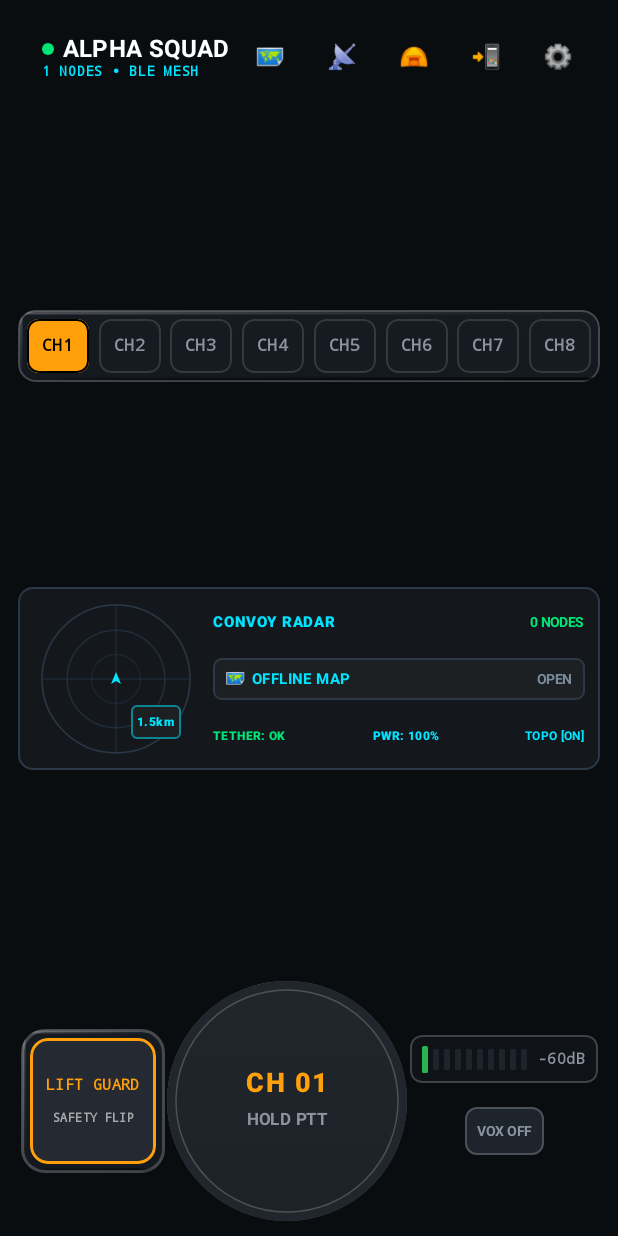
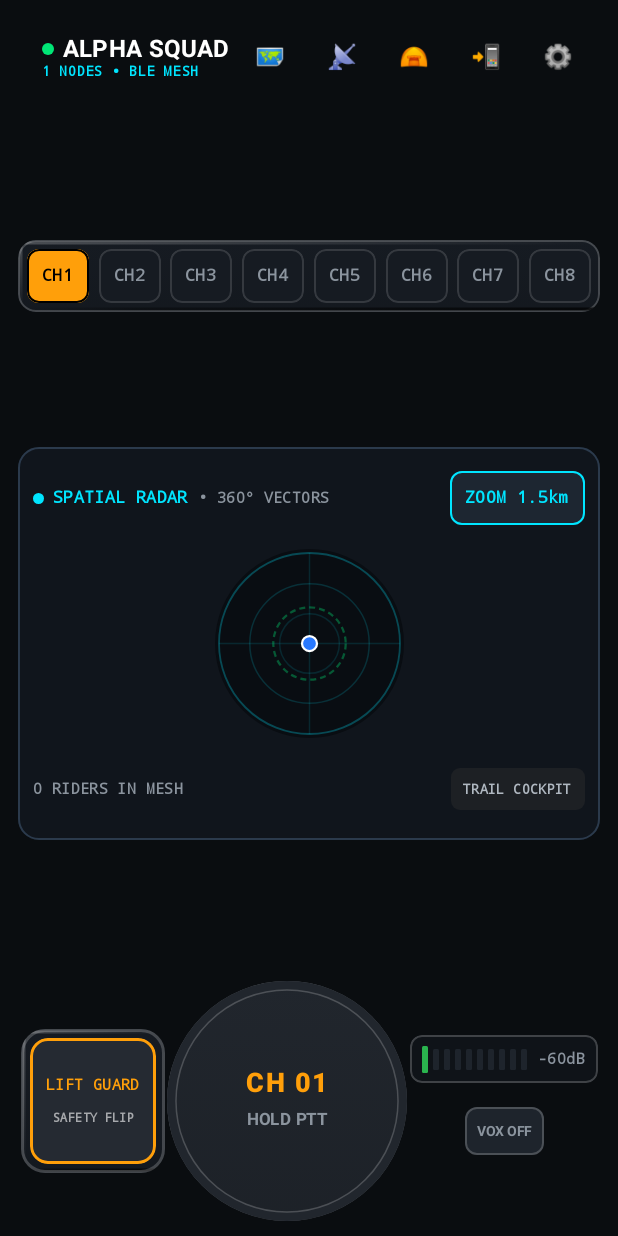
Before and after one commit to Nownitya/Intercom-Alpha, an Android app built with Jetpack Compose: the composable HomeScreen shown on its own in the app's theme, on a phone screen of 412 x 824 dp. Run offline under Robolectric (Android 15) with nearby library versions, the phone set to English and light mode, and no system bars; 4 statements that could not run were skipped.

Commit message:
feat: [ICA-3103] - Glove-Friendly Spatial Radar & Telemetry Liquid Glass Card Integration

```diff
--- a/app/sharedUI/src/commonMain/kotlin/org/nowni/intercom_alpha/feature/home/HomeScreen.kt
+++ b/app/sharedUI/src/commonMain/kotlin/org/nowni/intercom_alpha/feature/home/HomeScreen.kt
@@ -201,15 +201,14 @@ fun HomeScreen(
                 onToggleDualWatch = { onAction(HomeUiAction.ToggleDualWatch(it)) }
             )
 
-            // ================= 4. COMPACT CONVOY SPATIAL RADAR =================
-            ProximityRadarView(
+            // ================= 4. GLOVE-FRIENDLY SPATIAL RADAR HUD CARD =================
+            TactileRadarCard(
                 radarSnapshot = uiState.radarSnapshot,
                 convoySnapshot = uiState.convoySnapshot,
                 trailMapSnapshot = uiState.trailMapSnapshot,
                 geofenceSnapshot = uiState.geofenceSnapshot,
-                powerGovernorState = uiState.powerGovernorState,
                 onCycleZoom = { onAction(HomeUiAction.CycleRadarZoom) },
-                onOpenTrailSheet = { onAction(HomeUiAction.ToggleTrailSheet(true)) }
+                onOpenTrailCockpit = { onAction(HomeUiAction.ToggleTrailSheet(true)) }
             )
 
             // ================= 5. MASTER TACTICAL PTT & SENSORY CONTROLS =================
--- /dev/null
+++ b/app/sharedUI/src/commonMain/kotlin/org/nowni/intercom_alpha/ui/components/TactileRadarCard.kt
@@ -0,0 +1,369 @@
+package org.nowni.intercom_alpha.ui.components
+
+import androidx.compose.foundation.BorderStroke
+import androidx.compose.foundation.Canvas
+import androidx.compose.foundation.background
+import androidx.compose.foundation.clickable
+import androidx.compose.foundation.layout.*
+import androidx.compose.foundation.shape.CircleShape
+import androidx.compose.foundation.shape.RoundedCornerShape
+import androidx.compose.material3.*
+import androidx.compose.runtime.Composable
+import androidx.compose.ui.Alignment
+import androidx.compose.ui.Modifier
+import androidx.compose.ui.draw.clip
+import androidx.compose.ui.geometry.Offset
+import androidx.compose.ui.graphics.Color
+import androidx.compose.ui.graphics.Path
+import androidx.compose.ui.graphics.PathEffect
+import androidx.compose.ui.graphics.SolidColor
+import androidx.compose.ui.graphics.drawscope.Stroke
+import androidx.compose.ui.text.font.FontFamily
+import androidx.compose.ui.text.font.FontWeight
+import androidx.compose.ui.unit.dp
+import androidx.compose.ui.unit.sp
+import org.nowni.intercom_alpha.map.RadarRangeZoom
+import org.nowni.intercom_alpha.map.TrailMapSnapshot
+import org.nowni.intercom_alpha.map.WaypointType
+import org.nowni.intercom_alpha.mesh.RadarSnapshot
+import org.nowni.intercom_alpha.telemetry.ConvoyGeofenceSnapshot
+import org.nowni.intercom_alpha.telemetry.ConvoyTelemetrySnapshot
+import org.nowni.intercom_alpha.telemetry.GeofenceTetherStatus
+import kotlin.math.cos
+import kotlin.math.sin
+
+/**
+ * Glove-Friendly Spatial Radar & Telemetry Liquid Glass Card.
+ * Complies with ADR-014, Material 3 Design Kit, and Ralph Story ICA-3103.
+ *
+ * Features:
+ * - Liquid glass floating HUD card (semi-translucent frosted chassis)
+ * - Glove-friendly 84dp quick zoom toggle button for coarse riding gloves
+ * - Monospaced tabular telemetry readouts for jitter-free spatial tracking
+ * - Integrated topo contours, active trail polyline, and convoy vectors
+ */
+@Composable
+fun TactileRadarCard(
+    radarSnapshot: RadarSnapshot,
+    convoySnapshot: ConvoyTelemetrySnapshot,
+    trailMapSnapshot: TrailMapSnapshot = TrailMapSnapshot(),
+    geofenceSnapshot: ConvoyGeofenceSnapshot = ConvoyGeofenceSnapshot(),
+    onCycleZoom: () -> Unit = {},
+    onOpenTrailCockpit: () -> Unit = {},
+    modifier: Modifier = Modifier
+) {
+    Card(
+        modifier = modifier.fillMaxWidth(),
+        shape = RoundedCornerShape(14.dp),
+        colors = CardDefaults.cardColors(
+            containerColor = Color(0xEE11161D)
+        ),
+        border = BorderStroke(1.dp, Color(0xFF2B3A4C))
+    ) {
+        Column(
+            modifier = Modifier
+                .fillMaxWidth()
+                .padding(10.dp),
+            verticalArrangement = Arrangement.spacedBy(8.dp)
+        ) {
+            // ================= 1. TOP HEADER & GLOVE-FRIENDLY ZOOM =================
+            Row(
+                modifier = Modifier.fillMaxWidth(),
+                horizontalArrangement = Arrangement.SpaceBetween,
+                verticalAlignment = Alignment.CenterVertically
+            ) {
+                // Tactical Mode & Compass Heading Chip
+                Row(
+                    verticalAlignment = Alignment.CenterVertically,
+                    horizontalArrangement = Arrangement.spacedBy(6.dp)
+                ) {
+                    Box(
+                        modifier = Modifier
+                            .size(7.dp)
+                            .clip(CircleShape)
+                            .background(Color(0xFF00E5FF))
+                    )
+                    Text(
+                        text = "SPATIAL RADAR",
+                        fontSize = 11.sp,
+                        fontWeight = FontWeight.Black,
+                        fontFamily = FontFamily.Monospace,
+                        color = Color(0xFF00E5FF)
+                    )
+                    Text(
+                        text = "• 360° VECTORS",
+                        fontSize = 10.sp,
+                        fontWeight = FontWeight.Bold,
+                        fontFamily = FontFamily.Monospace,
+                        color = Color(0xFF8B949E)
+                    )
+                }
+
+                // Glove-Friendly 84dp Range Zoom Button (ICA-3103 requirement)
+                Surface(
+                    onClick = onCycleZoom,
+                    shape = RoundedCornerShape(8.dp),
+                    color = Color(0xFF1D2631),
+                    border = BorderStroke(1.dp, Color(0xFF00E5FF)),
+                    modifier = Modifier.widthIn(min = 84.dp).heightIn(min = 36.dp)
+                ) {
+                    Row(
+                        modifier = Modifier.padding(horizontal = 10.dp, vertical = 6.dp),
+                        verticalAlignment = Alignment.CenterVertically,
+                        horizontalArrangement = Arrangement.Center
+                    ) {
+                        Text(
+                            text = "ZOOM ${trailMapSnapshot.activeRangeZoom.label}",
+                            fontSize = 11.sp,
+                            fontWeight = FontWeight.Black,
+                            fontFamily = FontFamily.Monospace,
+                            color = Color(0xFF00E5FF)
+                        )
+                    }
+                }
+            }
+
+            // ================= 2. SPATIAL VECTOR RADAR CANVAS =================
+            Box(
+                contentAlignment = Alignment.Center,
+                modifier = Modifier
+                    .fillMaxWidth()
+                    .height(130.dp)
+            ) {
+                Canvas(
+                    modifier = Modifier
+                        .size(126.dp)
+                        .clip(CircleShape)
+                        .background(Color(0xFF090D12))
+                ) {
+                    val center = Offset(size.width / 2f, size.height / 2f)
+                    val maxRadius = size.width / 2f - 4f
+                    val maxRadarRange = trailMapSnapshot.activeRangeZoom.maxDistanceMeters
+
+                    // Concentric Range Rings
+                    drawCircle(
+                        color = Color(0xFF00E5FF).copy(alpha = 0.12f),
+                        radius = maxRadius * 0.33f,
+                        center = center,
+                        style = Stroke(width = 1.dp.toPx())
+                    )
+                    drawCircle(
+                        color = Color(0xFF00E5FF).copy(alpha = 0.16f),
+                        radius = maxRadius * 0.66f,
+                        center = center,
+                        style = Stroke(width = 1.dp.toPx())
+                    )
+                    drawCircle(
+                        color = Color(0xFF00E5FF).copy(alpha = 0.28f),
+                        radius = maxRadius,
+                        center = center,
+                        style = Stroke(width = 1.2.dp.toPx())
+                    )
+
+                    // Crosshair Reticles
+                    drawLine(
+                        color = Color(0xFF00E5FF).copy(alpha = 0.12f),
+                        start = Offset(center.x, center.y - maxRadius),
+                        end = Offset(center.x, center.y + maxRadius),
+                        strokeWidth = 1.dp.toPx()
+                    )
+                    drawLine(
+                        color = Color(0xFF00E5FF).copy(alpha = 0.12f),
+                        start = Offset(center.x - maxRadius, center.y),
+                        end = Offset(center.x + maxRadius, center.y),
+                        strokeWidth = 1.dp.toPx()
+                    )
+
+                    // Topo Contours & Trail Polyline (if overlay active)
+                    if (trailMapSnapshot.isOverlayEnabled) {
+                        for (contour in trailMapSnapshot.projectedContours) {
+                            val contourPath = Path()
+                            var started = false
+                            for (pt in contour.points) {
+                                val px = center.x + (pt.normalizedX * maxRadius)
+                                val py = center.y + (pt.normalizedY * maxRadius)
+                                if (!started) {
+                                    contourPath.moveTo(px, py)
+                                    started = true
+                                } else {
+                                    contourPath.lineTo(px, py)
+                                }
+                            }
+                            drawPath(
+                                path = contourPath,
+                                color = Color(0xFF2A394A).copy(alpha = 0.7f),
+                                style = Stroke(
+                                    width = 0.8.dp.toPx(),
+                                    pathEffect = PathEffect.dashPathEffect(floatArrayOf(5f, 4f))
+                                )
+                            )
+                        }
+
+                        // Active Trail Polyline
+                        for (trail in trailMapSnapshot.projectedTrails) {
+                            val trailPath = Path()
+                            var started = false
+                            for (pt in trail.points) {
+                                val px = center.x + (pt.normalizedX * maxRadius)
+                                val py = center.y + (pt.normalizedY * maxRadius)
+                                if (!started) {
+                                    trailPath.moveTo(px, py)
+                                    started = true
+                                } else {
+                                    trailPath.lineTo(px, py)
+                                }
+                            }
+                            drawPath(
+                                path = trailPath,
+                                color = Color(0xFF00E5FF).copy(alpha = 0.85f),
+                                style = Stroke(
+                                    width = 2.dp.toPx(),
+                                    pathEffect = PathEffect.dashPathEffect(floatArrayOf(8f, 3f))
+                                )
+                            )
+                        }
+                    }
+
+                    // Geofence Convoy Tether Ring
+                    val tetherRadius = (600.0 / maxRadarRange).toFloat().coerceIn(0.1f, 1.0f) * maxRadius
+                    val tetherColor = when (geofenceSnapshot.overallStatus) {
+                        GeofenceTetherStatus.BREACH -> Color(0xFFFF1744)
+                        GeofenceTetherStatus.WARNING -> Color(0xFFFF9100)
+                        else -> Color(0xFF00E676).copy(alpha = 0.35f)
+                    }
+                    drawCircle(
+                        color = tetherColor,
+                        radius = tetherRadius,
+                        center = center,
+                        style = Stroke(
+                            width = 1.5.dp.toPx(),
+                            pathEffect = PathEffect.dashPathEffect(floatArrayOf(6f, 4f))
+                        )
+                    )
+
+                    // Plotted Convoy Riders
+                    for (rider in convoySnapshot.riders) {
+                        val distance = rider.distanceMeters.coerceAtLeast(10.0).coerceAtMost(maxRadarRange)
+                        val norm = (distance / maxRadarRange).toFloat()
+                        val rad = (rider.relativeBearingDegrees - 90.0) * (kotlin.math.PI / 180.0)
+                        val r = norm * maxRadius
+                        val rx = center.x + (r * cos(rad)).toFloat()
+                        val ry = center.y + (r * sin(rad)).toFloat()
+
+                        val riderColor = when {
+                            rider.distanceMeters < 100 -> Color(0xFF00E676)
+                            rider.distanceMeters < 500 -> Color(0xFF00E5FF)
+                            else -> Color(0xFFFFB300)
+                        }
+
+                        drawCircle(
+                            color = riderColor,
+                            radius = 4.dp.toPx(),
+                            center = Offset(rx, ry)
+                        )
+                        drawCircle(
+                            color = Color.Black,
+                            radius = 4.dp.toPx(),
+                            center = Offset(rx, ry),
+                            style = Stroke(width = 1.dp.toPx())
+                        )
+                    }
+
+                    // Local Observer Center Dot
+                    drawCircle(
+                        color = Color(0xFF2979FF),
+                        radius = 5.dp.toPx(),
+                        center = center
+                    )
+                    drawCircle(
+                        color = Color.White,
+                        radius = 5.dp.toPx(),
+                        center = center,
+                        style = Stroke(width = 1.5.dp.toPx())
+                    )
+                }
+            }
+
+            // ================= 3. MONOSPACED TABULAR TELEMETRY READOUTS =================
+            Row(
+                modifier = Modifier.fillMaxWidth(),
+                horizontalArrangement = Arrangement.SpaceBetween,
+                verticalAlignment = Alignment.CenterVertically
+            ) {
+                // Closest Rider Tabular Chip
+                val closest = convoySnapshot.closestRider
+                if (closest != null) {
+                    Surface(
+                        shape = RoundedCornerShape(6.dp),
+                        color = Color(0xFF161F28),
+                        border = BorderStroke(1.dp, Color(0xFF00E5FF).copy(alpha = 0.4f))
+                    ) {
+                        Row(
+                            modifier = Modifier.padding(horizontal = 8.dp, vertical = 4.dp),
+                            verticalAlignment = Alignment.CenterVertically,
+                            horizontalArrangement = Arrangement.spacedBy(5.dp)
+                        ) {
+                            Text("📍", fontSize = 10.sp)
+                            Text(
+                                text = "${closest.peerName.ifBlank { "NODE" }}: ${closest.distanceMeters.toInt()}m @ ${closest.relativeBearingDegrees.toInt()}°",
+                                fontSize = 10.sp,
+                                fontWeight = FontWeight.Bold,
+                                fontFamily = FontFamily.Monospace,
+                                color = Color(0xFF00E5FF)
+                            )
+                        }
+                    }
+                } else {
+                    Text(
+                        text = "${convoySnapshot.riders.size} RIDERS IN MESH",
+                        fontSize = 10.sp,
+                        fontWeight = FontWeight.Bold,
+                        fontFamily = FontFamily.Monospace,
+                        color = Color(0xFF8B949E)
+                    )
+                }
+
+                // Active Trail Launcher / Status
+                val activeTrail = trailMapSnapshot.activeTrail
+                if (activeTrail != null) {
+                    Surface(
+                        onClick = onOpenTrailCockpit,
+                        shape = RoundedCornerShape(6.dp),
+                        color = Color(0xFF0E2822),
+                        border = BorderStroke(1.dp, Color(0xFF00E676))
+                    ) {
+                        Row(
+                            modifier = Modifier.padding(horizontal = 8.dp, vertical = 4.dp),
+                            verticalAlignment = Alignment.CenterVertically,
+                            horizontalArrangement = Arrangement.spacedBy(4.dp)
+                        ) {
+                            Text("🗺️", fontSize = 10.sp)
+                            Text(
+                                text = activeTrail.name.take(12),
+                                fontSize = 10.sp,
+                                fontWeight = FontWeight.Black,
+                                fontFamily = FontFamily.Monospace,
+                                color = Color(0xFF00E676)
+                            )
+                        }
+                    }
+                } else {
+                    Surface(
+                        onClick = onOpenTrailCockpit,
+                        shape = RoundedCornerShape(6.dp),
+                        color = Color(0xFF1D2024)
+                    ) {
+                        Text(
+                            text = "TRAIL COCKPIT",
+                            fontSize = 9.sp,
+                            fontWeight = FontWeight.Bold,
+                            fontFamily = FontFamily.Monospace,
+                            color = Color(0xFFB0B8C1),
+                            modifier = Modifier.padding(horizontal = 8.dp, vertical = 4.dp)
+                        )
+                    }
+                }
+            }
+        }
+    }
+}
```
Also changed, not shown: 2 other files.
